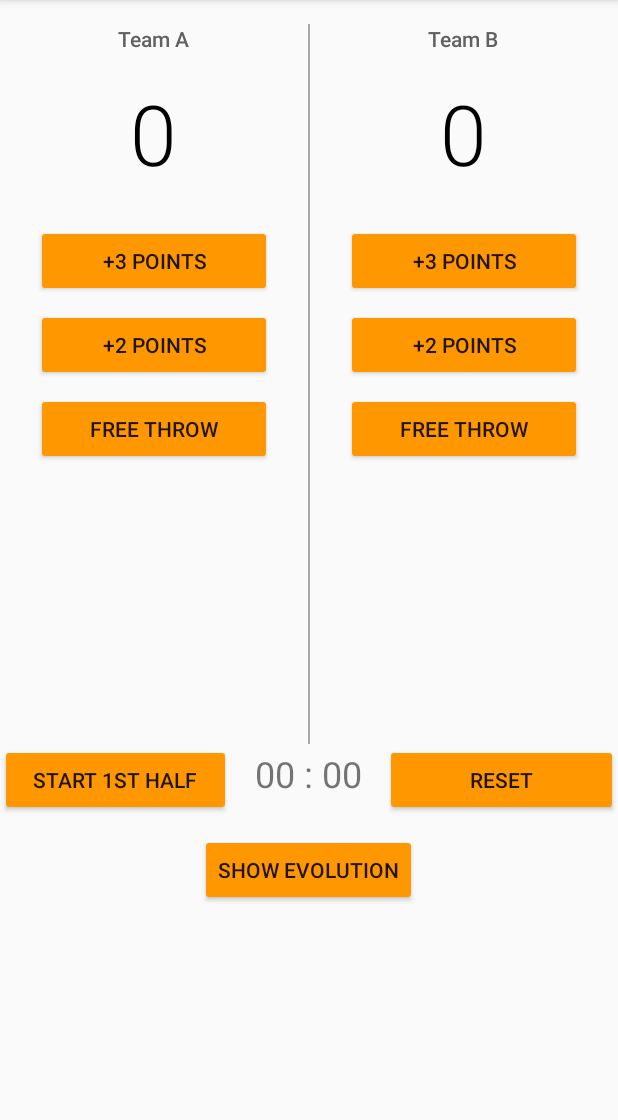
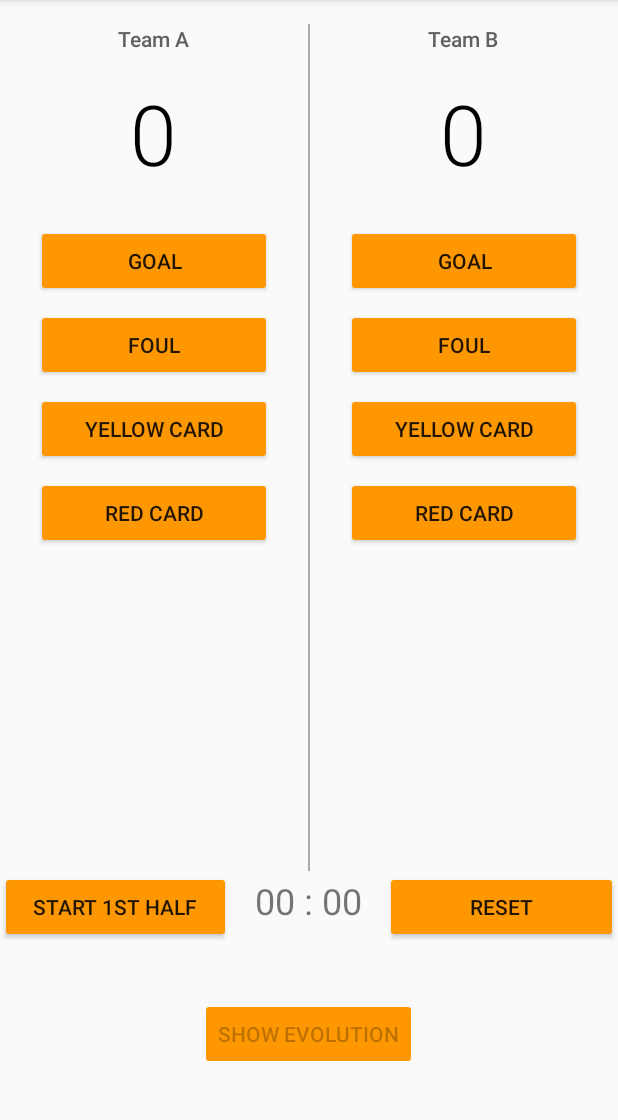
Before and after one commit to luckyhanna/FootballCounter, an Android app: the screen it shows after launch (MainActivity), on a phone screen of 412 x 824 dp, the part 84-1204 px from its top. Run offline under Robolectric (Android 15) with nearby library versions, the light colour scheme and no system bars.

Commit message:
reset confirmation dialog, evolution dialog, buttons changed, locked in portrait

```diff
--- a/app/src/main/AndroidManifest.xml
+++ b/app/src/main/AndroidManifest.xml
@@ -9,7 +9,7 @@
         android:roundIcon="@mipmap/ic_launcher_round"
         android:supportsRtl="true"
         android:theme="@style/AppTheme">
-        <activity android:name=".MainActivity">
+        <activity android:name=".MainActivity" android:screenOrientation="portrait">
             <intent-filter>
                 <action android:name="android.intent.action.MAIN" />
 
--- a/app/src/main/res/layout/activity_main.xml
+++ b/app/src/main/res/layout/activity_main.xml
@@ -49,22 +49,29 @@
                 android:layout_width="match_parent"
                 android:layout_height="wrap_content"
                 android:layout_marginBottom="8dp"
-                android:onClick="addThreePointsA"
-                android:text="@string/plus_3_points" />
+                android:onClick="addGoalA"
+                android:text="@string/goal" />
 
             <Button
                 android:layout_width="match_parent"
                 android:layout_height="wrap_content"
                 android:layout_marginBottom="8dp"
-                android:onClick="addTwoPointsA"
-                android:text="@string/plus_2_points" />
+                android:onClick="addFoulA"
+                android:text="@string/foul" />
 
             <Button
                 android:layout_width="match_parent"
                 android:layout_height="wrap_content"
                 android:layout_marginBottom="8dp"
-                android:onClick="addFreeThrowA"
-                android:text="@string/free_throw" />
+                android:onClick="addYellowA"
+                android:text="@string/yellow_card" />
+
+            <Button
+                android:layout_width="match_parent"
+                android:layout_height="wrap_content"
+                android:layout_marginBottom="8dp"
+                android:onClick="addRedA"
+                android:text="@string/red_card" />
         </LinearLayout>
 
         <View
@@ -108,22 +115,29 @@
                 android:layout_width="match_parent"
                 android:layout_height="wrap_content"
                 android:layout_marginBottom="8dp"
-                android:onClick="addThreePointsB"
-                android:text="@string/plus_3_points" />
+                android:onClick="addGoalB"
+                android:text="@string/goal" />
 
             <Button
                 android:layout_width="match_parent"
                 android:layout_height="wrap_content"
                 android:layout_marginBottom="8dp"
-                android:onClick="addTwoPointsB"
-                android:text="@string/plus_2_points" />
+                android:onClick="addFoulB"
+                android:text="@string/foul" />
 
             <Button
                 android:layout_width="match_parent"
                 android:layout_height="wrap_content"
                 android:layout_marginBottom="8dp"
-                android:onClick="addFreeThrowB"
-                android:text="@string/free_throw" />
+                android:onClick="addYellowB"
+                android:text="@string/yellow_card" />
+
+            <Button
+                android:layout_width="match_parent"
+                android:layout_height="wrap_content"
+                android:layout_marginBottom="8dp"
+                android:onClick="addRedB"
+                android:text="@string/red_card" />
         </LinearLayout>
 
     </LinearLayout>
@@ -131,7 +145,9 @@
     <LinearLayout
         android:layout_width="match_parent"
         android:layout_height="0dp"
-        android:layout_weight="1">
+        android:layout_weight="1"
+        android:layout_marginBottom="14dp"
+        >
         <Button
             android:id="@+id/start_button"
             android:layout_width="0dp"
@@ -160,7 +176,7 @@
     <LinearLayout
         android:layout_width="match_parent"
         android:layout_height="0dp"
-        android:layout_weight="3"
+        android:layout_weight="1"
         android:gravity="center_horizontal"
         android:orientation="vertical">
 
@@ -172,7 +188,7 @@
             android:onClick="showOrHideEvolution"
             android:text="@string/show_evolution" />
 
-        <ScrollView
+        <!--<ScrollView
             android:id="@+id/scroll_view"
             android:layout_width="match_parent"
             android:layout_height="wrap_content"
@@ -187,7 +203,7 @@
                 android:text=""
                 android:textColor="@color/team_color"
                 />
-        </ScrollView>
+        </ScrollView>-->
     </LinearLayout>
 
 
--- a/app/src/main/res/values/colors.xml
+++ b/app/src/main/res/values/colors.xml
@@ -6,4 +6,7 @@
 
     <color name="team_color">#616161</color>
     <color name="score_color">#000000</color>
+    <color name="main_color">#FF9800</color>
+
+    <color name="black">#000000</color>
 </resources>
--- a/app/src/main/res/values/strings.xml
+++ b/app/src/main/res/values/strings.xml
@@ -9,4 +9,19 @@
     <string name="reset_button">reset</string>
     <string name="show_evolution">Show evolution</string>
     <string name="hide_evolution">Hide evolution</string>
+    <string name="game_evolution">Game evolution</string>
+    <string name="evolution_string">evolution_string</string>
+
+    <string name="initial_time">00 : 00</string>
+
+    <string name="goal">goal</string>
+    <string name="foul">foul</string>
+    <string name="yellow_card">yellow card</string>
+    <string name="red_card">red card</string>
+
+    <string name="confirm">Yes</string>
+    <string name="cancel">No</string>
+    <string name="close">Close</string>
+    <string name="confirm_message">Are you sure you want to reset the game?</string>
+
 </resources>
```
Also changed, not shown: app/src/main/java/com/example/hannabotar/footballcounter/EvolutionDialogFragment.java (added, +67 -0 lines), app/src/main/java/com/example/hannabotar/footballcounter/MainActivity.java (+54 -43 lines), app/src/main/java/com/example/hannabotar/footballcounter/ResetDialogFragment.java (added, +41 -0 lines), app/src/main/res/layout/dialog_evolution.xml (added, +55 -0 lines), app/src/main/res/layout/dialog_reset.xml (added, +13 -0 lines).
